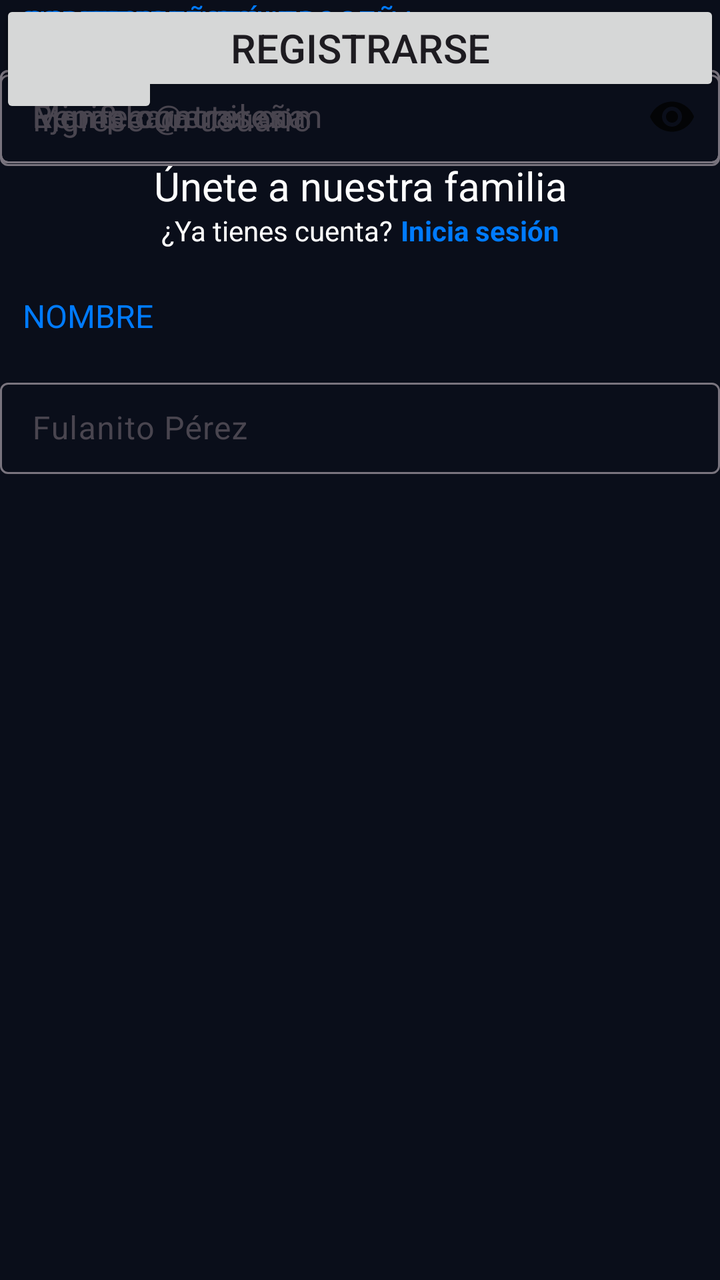
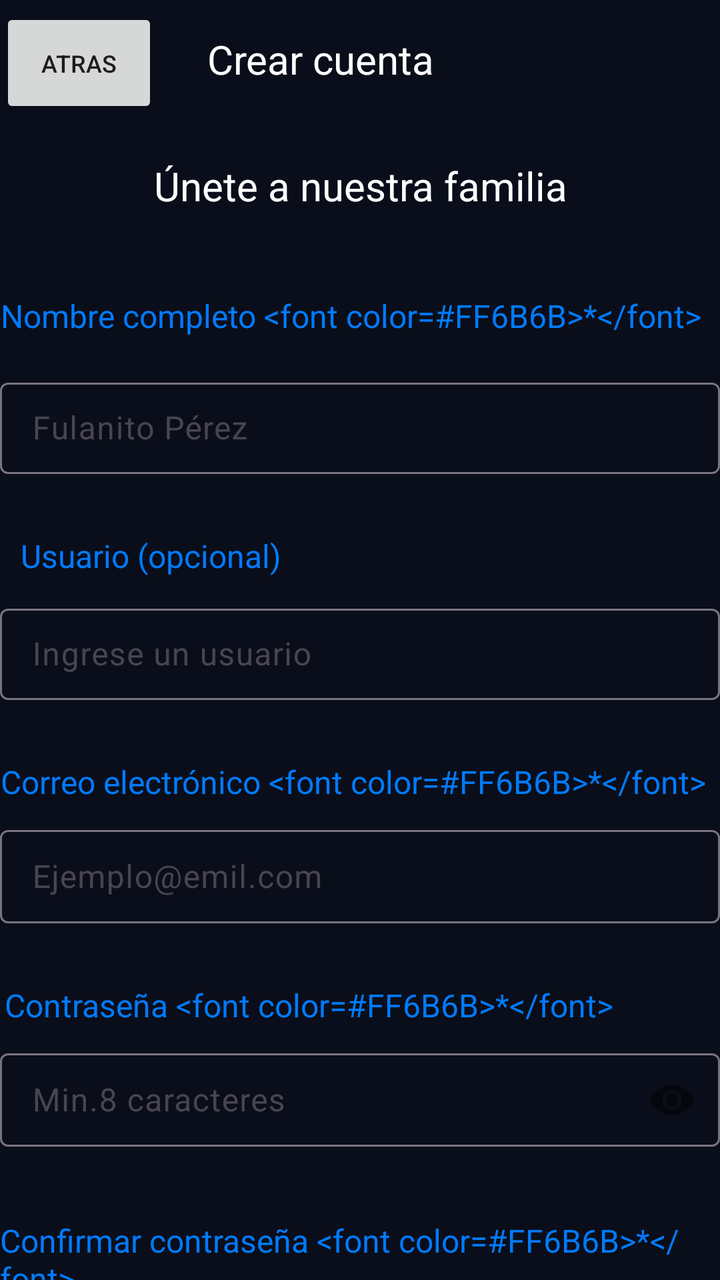

Two renders of the same Android screen: before a commit and after it. Below are the layout's source before the change and the commit's diff.
<!-- AndroidManifest.xml: application theme Theme.GolIA -->
<!-- res/layout/activity_registro.xml -->
<?xml version="1.0" encoding="utf-8"?>
<androidx.constraintlayout.widget.ConstraintLayout xmlns:android="http://schemas.android.com/apk/res/android"
    xmlns:app="http://schemas.android.com/apk/res-auto"
    xmlns:tools="http://schemas.android.com/tools"
    android:id="@+id/main"
    android:background="@color/blue_dark"
    android:layout_width="match_parent"
    android:layout_height="match_parent"
    tools:context=".RegistroActivity">

    <Button
        android:id="@+id/button2"
        android:layout_width="79dp"
        android:layout_height="55dp"
        android:layout_marginTop="4dp"
        android:text="Atras"
        android:textSize="12dp"
        app:layout_constraintEnd_toEndOf="parent"
        app:layout_constraintHorizontal_bias="0.0"
        app:layout_constraintStart_toStartOf="parent"
        app:layout_constraintTop_toTopOf="parent" />

    <TextView
        android:id="@+id/textView3"
        android:layout_width="179dp"
        android:layout_height="39dp"
        android:layout_marginTop="16dp"
        android:text="Crear cuenta"
        android:textColor="@color/white"

        android:textSize="20dp"
        app:layout_constraintEnd_toEndOf="parent"
        app:layout_constraintHorizontal_bias="0.241"
        app:layout_constraintStart_toEndOf="@+id/button2"
        app:layout_constraintTop_toTopOf="parent" />

    <TextView
        android:id="@+id/textView7"
        android:layout_width="338dp"
        android:layout_height="28dp"
        android:layout_marginTop="20dp"
        android:text="@string/bienvenida"
        android:textSize="20dp"
        android:gravity="center"
        android:textColor="@color/white"
        app:layout_constraintEnd_toEndOf="parent"
        app:layout_constraintHorizontal_bias="0.498"
        app:layout_constraintStart_toStartOf="parent"
        app:layout_constraintTop_toBottomOf="@+id/button2" />

    <TextView
        android:id="@+id/textView8"
        android:layout_width="107dp"
        android:layout_height="31dp"
        android:layout_marginTop="40dp"
        android:text="@string/txt_nombre_registro"
        android:textSize="16dp"
        android:textColor="@color/blue_start"
        app:layout_constraintEnd_toEndOf="parent"
        app:layout_constraintHorizontal_bias="0.045"
        app:layout_constraintStart_toStartOf="parent"
        app:layout_constraintTop_toBottomOf="@+id/textView7" />

    <com.google.android.material.textfield.TextInputLayout
        android:id="@+id/textInputLayout_nombre"
        android:layout_width="360dp"
        android:layout_height="51dp"
        android:layout_marginTop="8dp"
        app:layout_constraintEnd_toEndOf="parent"
        app:layout_constraintHorizontal_bias="0.294"
        app:layout_constraintStart_toStartOf="parent"
        app:layout_constraintTop_toBottomOf="@+id/textView8">

        <com.google.android.material.textfield.TextInputEditText
            android:id="@+id/editText_nombre"
            android:layout_width="match_parent"
            android:layout_height="wrap_content"
            android:hint="@string/lbl_nombre"
            android:inputType="textPersonName" />
    </com.google.android.material.textfield.TextInputLayout>

    <TextView
        android:id="@+id/textView9"
        android:layout_width="78dp"
        android:layout_height="24dp"
        android:layout_marginTop="30dp"
        android:text="@string/txt_usuario_registro"
        android:textColor="@color/blue_start"
        android:textSize="16dp"
        app:layout_constraintEnd_toEndOf="parent"
        app:layout_constraintHorizontal_bias="0.045"
        app:layout_constraintStart_toStartOf="parent"
        app:layout_constraintTop_toBottomOf="@+id/textInputLayout3" />

    <com.google.android.material.textfield.TextInputLayout
        android:id="@+id/textInputLayout_usuario"
        android:layout_width="360dp"
        android:layout_height="51dp"
        android:layout_marginTop="8dp"
        app:layout_constraintEnd_toEndOf="parent"
        app:layout_constraintHorizontal_bias="0.294"
        app:layout_constraintStart_toStartOf="parent"
        app:layout_constraintTop_toBottomOf="@+id/textView9">

        <com.google.android.material.textfield.TextInputEditText
            android:id="@+id/editText_usuario"
            android:layout_width="match_parent"
            android:layout_height="wrap_content"
            android:hint="@string/lbl_usuario_registro" />
    </com.google.android.material.textfield.TextInputLayout>

    <TextView
        android:id="@+id/textView10"
        android:layout_width="wrap_content"
        android:layout_height="wrap_content"
        android:layout_marginTop="30dp"
        android:text="@string/txt_correo_registro"
        android:textColor="@color/blue_start"
        android:textSize="16dp"
        app:layout_constraintEnd_toEndOf="parent"
        app:layout_constraintHorizontal_bias="0.045"
        app:layout_constraintStart_toStartOf="parent"
        app:layout_constraintTop_toBottomOf="@+id/textInputLayout4" />

    <com.google.android.material.textfield.TextInputLayout
        android:id="@+id/textInputLayout_email"
        android:layout_width="360dp"
        android:layout_height="52dp"
        android:layout_marginTop="8dp"
        app:layout_constraintEnd_toEndOf="parent"
        app:layout_constraintHorizontal_bias="0.294"
        app:layout_constraintStart_toStartOf="parent"
        app:layout_constraintTop_toBottomOf="@+id/textView10">

        <com.google.android.material.textfield.TextInputEditText
            android:id="@+id/editText_email"
            android:layout_width="match_parent"
            android:layout_height="wrap_content"
            android:hint="@string/lbl_correo_registro"
            android:inputType="textEmailAddress" />
    </com.google.android.material.textfield.TextInputLayout>

    <TextView
        android:id="@+id/textView11"
        android:layout_width="wrap_content"
        android:layout_height="wrap_content"
        android:layout_marginTop="30dp"
        android:text="@string/txt_password_registro"
        android:textSize="16dp"
        android:textColor="@color/blue_start"
        app:layout_constraintEnd_toEndOf="parent"
        app:layout_constraintHorizontal_bias="0.045"
        app:layout_constraintStart_toStartOf="parent"
        app:layout_constraintTop_toBottomOf="@+id/textInputLayout5" />

    <com.google.android.material.textfield.TextInputLayout
        android:id="@+id/textInputLayout_password"
        android:layout_width="360dp"
        android:layout_height="52dp"
        android:layout_marginTop="8dp"
        app:passwordToggleEnabled="true"
        app:layout_constraintEnd_toEndOf="parent"
        app:layout_constraintHorizontal_bias="0.294"
        app:layout_constraintStart_toStartOf="parent"
        app:layout_constraintTop_toBottomOf="@+id/textView11">

        <com.google.android.material.textfield.TextInputEditText
            android:id="@+id/editText_password"
            android:layout_width="match_parent"
            android:layout_height="wrap_content"
            android:hint="@string/lbl_password_registro"
            android:inputType="textPassword" />
    </com.google.android.material.textfield.TextInputLayout>

    <TextView
        android:id="@+id/textView12"
        android:layout_width="wrap_content"
        android:layout_height="wrap_content"
        android:layout_marginTop="36dp"
        android:text="@string/txt_confirmar_password"
        android:textColor="@color/blue_start"
        android:textSize="16dp"
        app:layout_constraintEnd_toEndOf="parent"
        app:layout_constraintHorizontal_bias="0.074"
        app:layout_constraintStart_toStartOf="parent"
        app:layout_constraintTop_toBottomOf="@+id/textInputLayout6" />

    <com.google.android.material.textfield.TextInputLayout
        android:id="@+id/textInputLayout_confirmar_password"
        android:layout_width="360dp"
        android:layout_height="52dp"
        android:layout_marginTop="8dp"
        app:passwordToggleEnabled="true"
        app:layout_constraintEnd_toEndOf="parent"
        app:layout_constraintHorizontal_bias="0.294"
        app:layout_constraintStart_toStartOf="parent"
        app:layout_constraintTop_toBottomOf="@+id/textView12">

        <com.google.android.material.textfield.TextInputEditText
            android:id="@+id/editText_confirmar_password"
            android:layout_width="match_parent"
            android:layout_height="wrap_content"
            android:hint="@string/lbl_confirmar_password"
            android:inputType="textPassword" />
    </com.google.android.material.textfield.TextInputLayout>

    
    <ProgressBar
        android:id="@+id/progressBar_registro"
        android:layout_width="wrap_content"
        android:layout_height="wrap_content"
        android:layout_marginTop="16dp"
        android:visibility="gone"
        app:layout_constraintEnd_toEndOf="parent"
        app:layout_constraintStart_toStartOf="parent"
        app:layout_constraintTop_toBottomOf="@+id/textInputLayout_confirmar_password" />

    
    <LinearLayout
        android:id="@+id/linearLayout_yacuenta"
        android:layout_width="wrap_content"
        android:layout_height="wrap_content"
        android:layout_marginTop="16dp"
        android:orientation="horizontal"
        android:gravity="center"
        android:padding="8dp"
        app:layout_constraintEnd_toEndOf="parent"
        app:layout_constraintStart_toStartOf="parent"
        app:layout_constraintTop_toBottomOf="@+id/progressBar_registro">

        <TextView
            android:id="@+id/textView_yacuenta"
            android:layout_width="wrap_content"
            android:layout_height="wrap_content"
            android:text="@string/txt_yacuenta"
            android:textColor="@color/white"
            android:textSize="14sp" />

        <TextView
            android:id="@+id/textView_iniciar_sesion"
            android:layout_width="wrap_content"
            android:layout_height="wrap_content"
            android:layout_marginStart="4dp"
            android:text="@string/txt_iniciar_sesion"
            android:textColor="@color/blue_start"
            android:textSize="14sp"
            android:textStyle="bold" />
    </LinearLayout>

    <Button
        android:id="@+id/button_registro"
        android:layout_width="match_parent"
        android:layout_height="wrap_content"
        android:layout_marginTop="52dp"
        android:text="@string/btn_registro"
        android:textSize="20dp"
        app:layout_constraintEnd_toEndOf="parent"
        app:layout_constraintHorizontal_bias="0.0"
        app:layout_constraintStart_toStartOf="parent"
        app:layout_constraintTop_toBottomOf="@+id/textInputLayout7" />

</androidx.constraintlayout.widget.ConstraintLayout>
<!-- resources referenced by this layout -->
<resources>
  <color name="blue_dark">#0A0E1A</color>
  <color name="blue_start">#007BFF</color>
  <color name="white">#FFFFFFFF</color>
  <string name="bienvenida">Únete a nuestra familia</string>
  <string name="btn_registro">Registrarse</string>
  <string name="lbl_confirmar_password">Repite contraseña</string>
  <string name="lbl_correo_registro">Ejemplo@emil.com</string>
  <string name="lbl_nombre">Fulanito Pérez</string>
  <string name="lbl_password_registro">Min.8 caracteres</string>
  <string name="lbl_usuario_registro">Ingrese un usuario</string>
  <string name="txt_confirmar_password">CONFIRMAR CONTRASEÑA</string>
  <string name="txt_correo_registro">CORREO ELECTÓNICO</string>
  <string name="txt_iniciar_sesion">Inicia sesión</string>
  <string name="txt_nombre_registro">NOMBRE</string>
  <string name="txt_password_registro">CONTRASEÑA</string>
  <string name="txt_usuario_registro">USUARIO</string>
  <string name="txt_yacuenta">¿Ya tienes cuenta?</string>
  <style name="Theme.GolIA" parent="Base.Theme.GolIA" />
  <style name="Base.Theme.GolIA" parent="Theme.Material3.DayNight.NoActionBar">
          
          
          colo
      </style>
</resources>

<!-- the commit's change to res/layout/activity_registro.xml (unified diff, before → after) -->
@@ -50,10 +50,10 @@
 
     <TextView
         android:id="@+id/textView8"
-        android:layout_width="107dp"
+        android:layout_width="wrap_content"
         android:layout_height="31dp"
         android:layout_marginTop="40dp"
-        android:text="@string/txt_nombre_registro"
+        android:text="@string/label_nombre_required"
         android:textSize="16dp"
         android:textColor="@color/blue_start"
         app:layout_constraintEnd_toEndOf="parent"
@@ -81,16 +81,16 @@
 
     <TextView
         android:id="@+id/textView9"
-        android:layout_width="78dp"
+        android:layout_width="wrap_content"
         android:layout_height="24dp"
         android:layout_marginTop="30dp"
-        android:text="@string/txt_usuario_registro"
-        android:textColor="@color/blue_start"
-        android:textSize="16dp"
-        app:layout_constraintEnd_toEndOf="parent"
-        app:layout_constraintHorizontal_bias="0.045"
-        app:layout_constraintStart_toStartOf="parent"
-        app:layout_constraintTop_toBottomOf="@+id/textInputLayout3" />
+        android:text="@string/label_usuario_optional"
+        android:textColor="@color/blue_start"
+        android:textSize="16dp"
+        app:layout_constraintEnd_toEndOf="parent"
+        app:layout_constraintHorizontal_bias="0.045"
+        app:layout_constraintStart_toStartOf="parent"
+        app:layout_constraintTop_toBottomOf="@+id/textInputLayout_nombre" />
 
     <com.google.android.material.textfield.TextInputLayout
         android:id="@+id/textInputLayout_usuario"
@@ -114,13 +114,13 @@
         android:layout_width="wrap_content"
         android:layout_height="wrap_content"
         android:layout_marginTop="30dp"
-        android:text="@string/txt_correo_registro"
-        android:textColor="@color/blue_start"
-        android:textSize="16dp"
-        app:layout_constraintEnd_toEndOf="parent"
-        app:layout_constraintHorizontal_bias="0.045"
-        app:layout_constraintStart_toStartOf="parent"
-        app:layout_constraintTop_toBottomOf="@+id/textInputLayout4" />
+        android:text="@string/label_correo_required"
+        android:textColor="@color/blue_start"
+        android:textSize="16dp"
+        app:layout_constraintEnd_toEndOf="parent"
+        app:layout_constraintHorizontal_bias="0.045"
+        app:layout_constraintStart_toStartOf="parent"
+        app:layout_constraintTop_toBottomOf="@+id/textInputLayout_usuario" />
 
     <com.google.android.material.textfield.TextInputLayout
         android:id="@+id/textInputLayout_email"
@@ -145,13 +145,13 @@
         android:layout_width="wrap_content"
         android:layout_height="wrap_content"
         android:layout_marginTop="30dp"
-        android:text="@string/txt_password_registro"
-        android:textSize="16dp"
-        android:textColor="@color/blue_start"
-        app:layout_constraintEnd_toEndOf="parent"
-        app:layout_constraintHorizontal_bias="0.045"
-        app:layout_constraintStart_toStartOf="parent"
-        app:layout_constraintTop_toBottomOf="@+id/textInputLayout5" />
+        android:text="@string/label_password_required"
+        android:textSize="16dp"
+        android:textColor="@color/blue_start"
+        app:layout_constraintEnd_toEndOf="parent"
+        app:layout_constraintHorizontal_bias="0.045"
+        app:layout_constraintStart_toStartOf="parent"
+        app:layout_constraintTop_toBottomOf="@+id/textInputLayout_email" />
 
     <com.google.android.material.textfield.TextInputLayout
         android:id="@+id/textInputLayout_password"
@@ -177,13 +177,13 @@
         android:layout_width="wrap_content"
         android:layout_height="wrap_content"
         android:layout_marginTop="36dp"
-        android:text="@string/txt_confirmar_password"
+        android:text="@string/label_confirmar_required"
         android:textColor="@color/blue_start"
         android:textSize="16dp"
         app:layout_constraintEnd_toEndOf="parent"
         app:layout_constraintHorizontal_bias="0.074"
         app:layout_constraintStart_toStartOf="parent"
-        app:layout_constraintTop_toBottomOf="@+id/textInputLayout6" />
+        app:layout_constraintTop_toBottomOf="@+id/textInputLayout_password" />
 
     <com.google.android.material.textfield.TextInputLayout
         android:id="@+id/textInputLayout_confirmar_password"
@@ -203,6 +203,19 @@
             android:hint="@string/lbl_confirmar_password"
             android:inputType="textPassword" />
     </com.google.android.material.textfield.TextInputLayout>
+
+    
+    <TextView
+        android:id="@+id/textView_required_legend"
+        android:layout_width="wrap_content"
+        android:layout_height="wrap_content"
+        android:layout_marginStart="24dp"
+        android:layout_marginTop="12dp"
+        android:text="@string/label_required_legend"
+        android:textColor="@color/error_red"
+        android:textSize="12dp"
+        app:layout_constraintStart_toStartOf="parent"
+        app:layout_constraintTop_toBottomOf="@+id/textInputLayout_confirmar_password" />
 
     
     <ProgressBar
@@ -213,7 +226,7 @@
         android:visibility="gone"
         app:layout_constraintEnd_toEndOf="parent"
         app:layout_constraintStart_toStartOf="parent"
-        app:layout_constraintTop_toBottomOf="@+id/textInputLayout_confirmar_password" />
+        app:layout_constraintTop_toBottomOf="@+id/textView_required_legend" />
 
     
     <LinearLayout
@@ -257,6 +270,6 @@
         app:layout_constraintEnd_toEndOf="parent"
         app:layout_constraintHorizontal_bias="0.0"
         app:layout_constraintStart_toStartOf="parent"
-        app:layout_constraintTop_toBottomOf="@+id/textInputLayout7" />
+        app:layout_constraintTop_toBottomOf="@+id/linearLayout_yacuenta" />
 
 </androidx.constraintlayout.widget.ConstraintLayout>
<!-- resource entries referenced after the edit -->
@@ -2,20 +2,22 @@
 <resources>
   <color name="blue_dark">#0A0E1A</color>
   <color name="blue_start">#007BFF</color>
+  <color name="error_red">#FF6B6B</color>
   <color name="white">#FFFFFFFF</color>
   <string name="bienvenida">Únete a nuestra familia</string>
   <string name="btn_registro">Registrarse</string>
+  <string name="label_confirmar_required">Confirmar contraseña &lt;font color="#FF6B6B"&gt;*&lt;/font&gt;</string>
+  <string name="label_correo_required">Correo electrónico &lt;font color="#FF6B6B"&gt;*&lt;/font&gt;</string>
+  <string name="label_nombre_required">Nombre completo &lt;font color="#FF6B6B"&gt;*&lt;/font&gt;</string>
+  <string name="label_password_required">Contraseña &lt;font color="#FF6B6B"&gt;*&lt;/font&gt;</string>
+  <string name="label_required_legend">* Campos obligatorios</string>
+  <string name="label_usuario_optional">Usuario (opcional)</string>
   <string name="lbl_confirmar_password">Repite contraseña</string>
   <string name="lbl_correo_registro">Ejemplo@emil.com</string>
   <string name="lbl_nombre">Fulanito Pérez</string>
   <string name="lbl_password_registro">Min.8 caracteres</string>
   <string name="lbl_usuario_registro">Ingrese un usuario</string>
-  <string name="txt_confirmar_password">CONFIRMAR CONTRASEÑA</string>
-  <string name="txt_correo_registro">CORREO ELECTÓNICO</string>
   <string name="txt_iniciar_sesion">Inicia sesión</string>
-  <string name="txt_nombre_registro">NOMBRE</string>
-  <string name="txt_password_registro">CONTRASEÑA</string>
-  <string name="txt_usuario_registro">USUARIO</string>
   <string name="txt_yacuenta">¿Ya tienes cuenta?</string>
   <style name="Theme.GolIA" parent="Base.Theme.GolIA" />
   <style name="Base.Theme.GolIA" parent="Theme.Material3.DayNight.NoActionBar">
